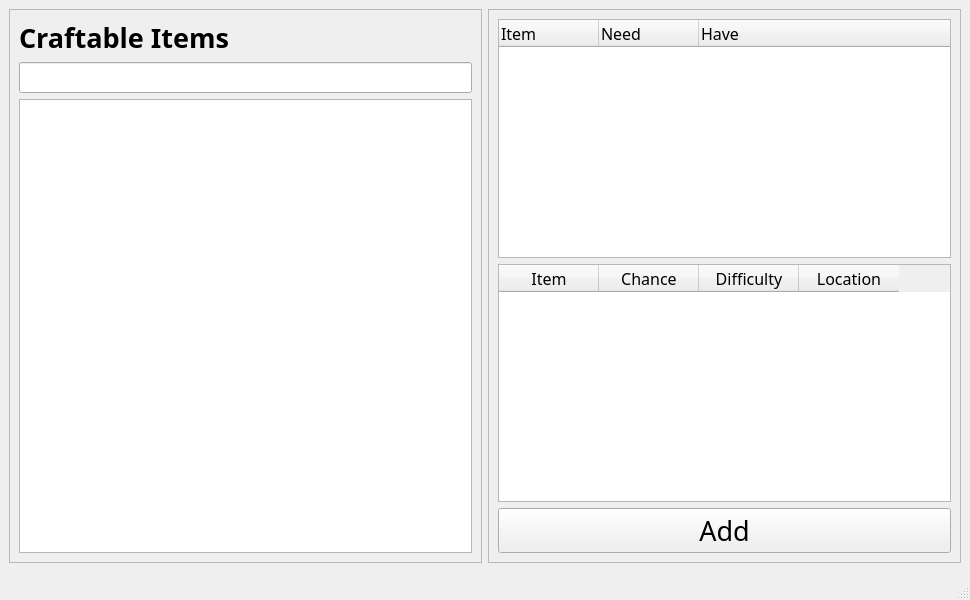
The window that gui/recipe_window.ui (rexosorous/EdoTensei) describes before a commit, drawn with Qt 5.
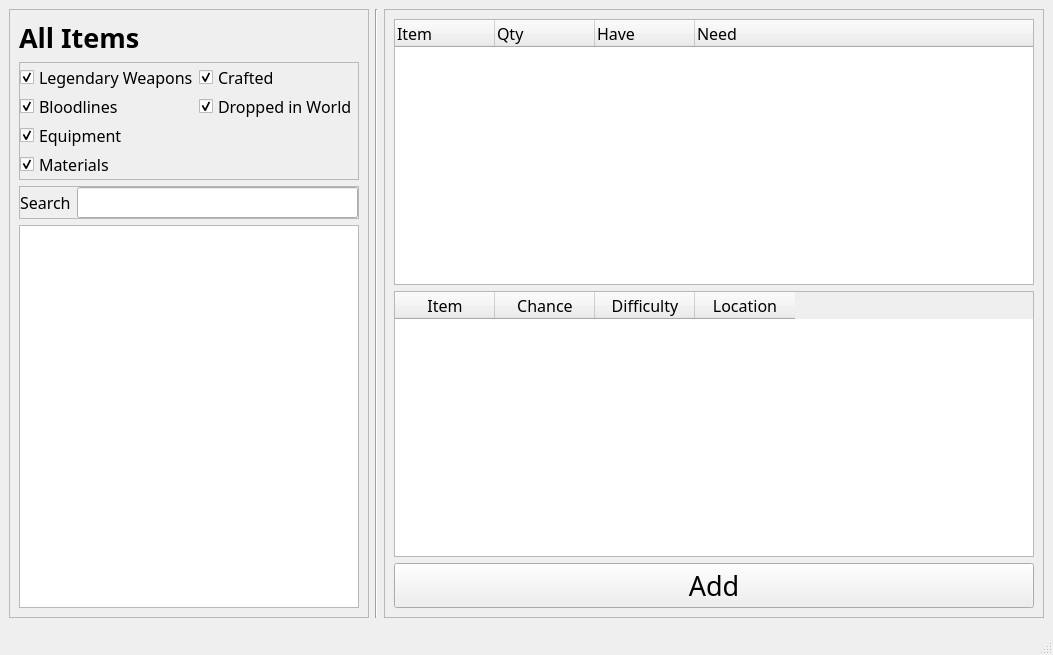
The same window after the commit.

Commit message: almost finished with recipe helper functionality

```diff
--- a/gui/recipe_window.ui
+++ b/gui/recipe_window.ui
@@ -6,8 +6,8 @@
    <rect>
     <x>0</x>
     <y>0</y>
-    <width>970</width>
-    <height>600</height>
+    <width>1053</width>
+    <height>655</height>
    </rect>
   </property>
   <property name="font">
@@ -23,6 +23,12 @@
    <layout class="QHBoxLayout" name="horizontalLayout">
     <item>
      <widget class="QFrame" name="frame">
+      <property name="sizePolicy">
+       <sizepolicy hsizetype="Maximum" vsizetype="Preferred">
+        <horstretch>0</horstretch>
+        <verstretch>0</verstretch>
+       </sizepolicy>
+      </property>
       <property name="frameShape">
        <enum>QFrame::StyledPanel</enum>
       </property>
@@ -41,12 +47,130 @@
           </font>
          </property>
          <property name="text">
-          <string>Craftable Items</string>
+          <string>All Items</string>
          </property>
         </widget>
        </item>
        <item>
-        <widget class="QLineEdit" name="searchbar"/>
+        <widget class="QFrame" name="frame_3">
+         <property name="frameShape">
+          <enum>QFrame::StyledPanel</enum>
+         </property>
+         <property name="frameShadow">
+          <enum>QFrame::Raised</enum>
+         </property>
+         <layout class="QGridLayout" name="gridLayout">
+          <property name="leftMargin">
+           <number>0</number>
+          </property>
+          <property name="topMargin">
+           <number>0</number>
+          </property>
+          <property name="rightMargin">
+           <number>0</number>
+          </property>
+          <property name="bottomMargin">
+           <number>0</number>
+          </property>
+          <property name="spacing">
+           <number>0</number>
+          </property>
+          <item row="1" column="0">
+           <widget class="QCheckBox" name="bl_checkbox">
+            <property name="text">
+             <string>Bloodlines</string>
+            </property>
+            <property name="checked">
+             <bool>true</bool>
+            </property>
+           </widget>
+          </item>
+          <item row="0" column="0">
+           <widget class="QCheckBox" name="lw_checkbox">
+            <property name="text">
+             <string>Legendary Weapons</string>
+            </property>
+            <property name="checked">
+             <bool>true</bool>
+            </property>
+           </widget>
+          </item>
+          <item row="0" column="1">
+           <widget class="QCheckBox" name="crafted_checkbox">
+            <property name="text">
+             <string>Crafted</string>
+            </property>
+            <property name="checked">
+             <bool>true</bool>
+            </property>
+           </widget>
+          </item>
+          <item row="1" column="1">
+           <widget class="QCheckBox" name="dropped_checkbox">
+            <property name="text">
+             <string>Dropped in World</string>
+            </property>
+            <property name="checked">
+             <bool>true</bool>
+            </property>
+           </widget>
+          </item>
+          <item row="2" column="0">
+           <widget class="QCheckBox" name="equipment_checkbox">
+            <property name="text">
+             <string>Equipment</string>
+            </property>
+            <property name="checked">
+             <bool>true</bool>
+            </property>
+           </widget>
+          </item>
+          <item row="3" column="0">
+           <widget class="QCheckBox" name="materials_checkbox">
+            <property name="text">
+             <string>Materials</string>
+            </property>
+            <property name="checked">
+             <bool>true</bool>
+            </property>
+           </widget>
+          </item>
+         </layout>
+        </widget>
+       </item>
+       <item>
+        <widget class="QFrame" name="frame_4">
+         <property name="frameShape">
+          <enum>QFrame::StyledPanel</enum>
+         </property>
+         <property name="frameShadow">
+          <enum>QFrame::Raised</enum>
+         </property>
+         <layout class="QHBoxLayout" name="horizontalLayout_2">
+          <property name="leftMargin">
+           <number>0</number>
+          </property>
+          <property name="topMargin">
+           <number>0</number>
+          </property>
+          <property name="rightMargin">
+           <number>0</number>
+          </property>
+          <property name="bottomMargin">
+           <number>0</number>
+          </property>
+          <item>
+           <widget class="QLabel" name="label_2">
+            <property name="text">
+             <string>Search</string>
+            </property>
+           </widget>
+          </item>
+          <item>
+           <widget class="QLineEdit" name="searchbar"/>
+          </item>
+         </layout>
+        </widget>
        </item>
        <item>
         <widget class="QListWidget" name="items_list"/>
@@ -54,6 +178,13 @@
       </layout>
      </widget>
     </item>
+    <item>
+     <widget class="Line" name="line">
+      <property name="orientation">
+       <enum>Qt::Vertical</enum>
+      </property>
+     </widget>
+    </item>
     <item>
      <widget class="QFrame" name="frame_2">
       <property name="frameShape">
@@ -72,7 +203,7 @@
          </column>
          <column>
           <property name="text">
-           <string>Need</string>
+           <string>Qty</string>
           </property>
          </column>
          <column>
@@ -80,6 +211,11 @@
            <string>Have</string>
           </property>
          </column>
+         <column>
+          <property name="text">
+           <string>Need</string>
+          </property>
+         </column>
         </widget>
        </item>
        <item>
```
Left out of the diff: 2 changed lines with no effect on the pictures. The commit also changes 7 other files.
